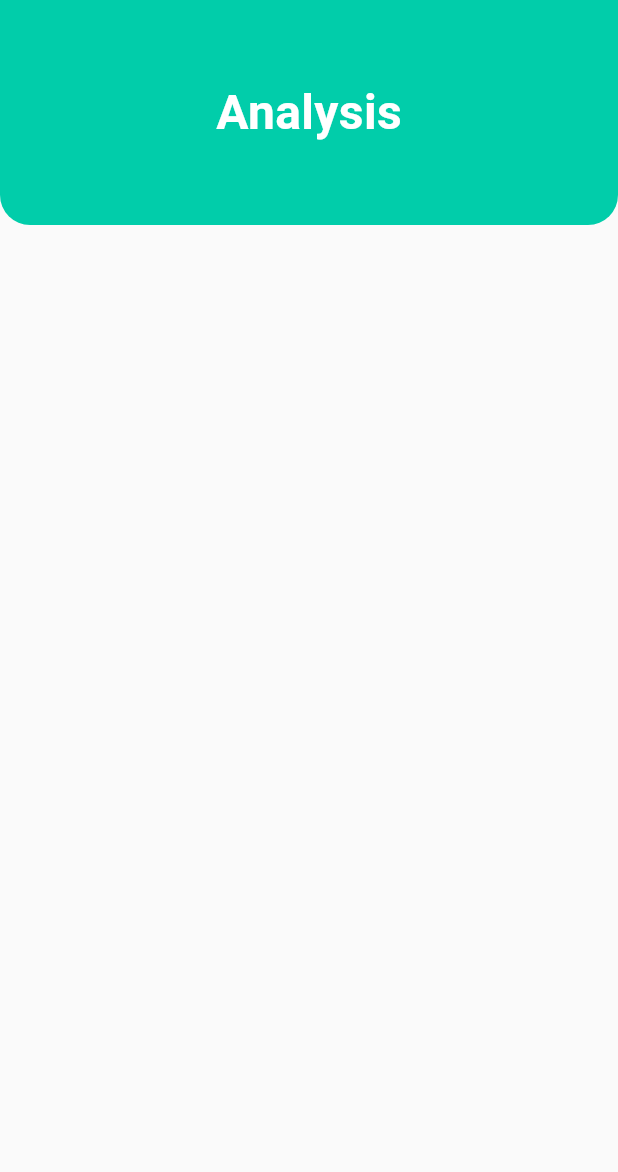
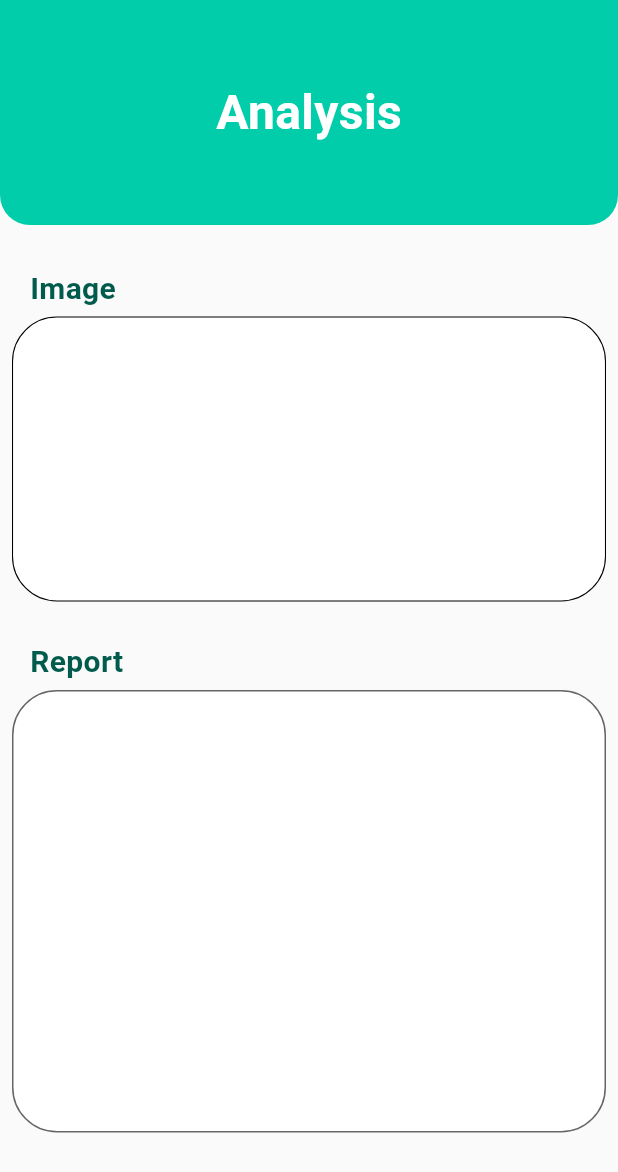
Before and after one commit to m6197/hospital_management-, a Flutter app: the MedicalProfileAnalysis screen opened directly, on a phone screen of 412 x 824 dp. Shown: the top 1172 px of the screen. Run offline on Flutter 3.47's test engine with Material 2 defaults, Android fonts, the phone set to English and light mode, and no system bars; our stand-ins replace bloc, dio, flutter_bloc, flutter_screenutil, pin_code_fields, shared_preferences and 1 more; missing offline and left inert: animated_button_bar; accounts and stored records are empty; network calls fail.

Commit message:
MedicalProfileAnalysis.dart MedicalProfileRadiolgy.dart MedicalProfileReports.dart

```diff
--- a/lib/MedicalProfileAnalysis.dart
+++ b/lib/MedicalProfileAnalysis.dart
@@ -28,7 +28,63 @@ class MedicalProfileAnalysis extends StatelessWidget {
             ),
           ),
         ),
-      ]),
+
+        SizedBox(height: 30,),
+        Padding(
+          padding: const EdgeInsets.only(left: 20),
+          child: Align(
+            alignment: Alignment.centerLeft,
+            child: Text('Image',
+              style: TextStyle(
+                fontSize: 20,
+                color: const Color.fromRGBO(1, 91, 76,50),
+                fontWeight: FontWeight.bold,
+              ),),
+          ),
+        ),
+        Padding(
+          padding: const EdgeInsets.all(8.0),
+          child: Container(
+            width: double.infinity,
+            height: 190,
+            decoration: BoxDecoration(
+                color: Colors.white,
+                borderRadius: BorderRadius.circular(30),
+                border: Border.all(color: Colors.black,
+                    width: 0.7)
+            ),
+          ),
+        ),
+        SizedBox(height: 20,),
+        Padding(
+          padding: const EdgeInsets.only(left: 20),
+          child: Align(
+            alignment: Alignment.centerLeft,
+            child: Text('Report',
+              style: TextStyle(
+                fontSize: 20,
+                color: const Color.fromRGBO(1, 91, 76,50),
+                fontWeight: FontWeight.bold,
+              ),),
+          ),
+        ),
+        const Padding(
+          padding: EdgeInsets.all(8.0),
+          child: TextField(
+
+            maxLines: 15,
+            readOnly: true,
+            decoration: InputDecoration(
+              fillColor: Colors.white, filled: true,
+              border: OutlineInputBorder(
+                borderRadius: BorderRadius.all(Radius.circular(30.0)),
+              ),
+            ),
+
+          ),
+        ),
+      ]
+      ),
     );
   }
 }
```
Also changed, not shown: lib/MedicalProfileRadiolgy.dart (+56 -1 lines), lib/MedicalProfileReports.dart (+56 -1 lines).
